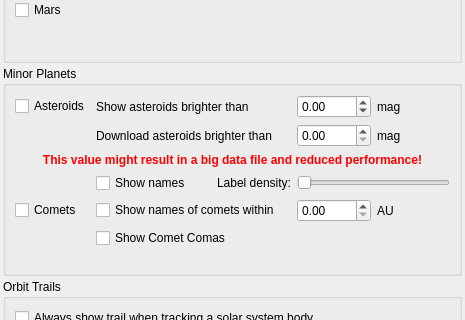
KDE/kstars, file kstars/options/opssolarsystem.ui: the form before one commit; both pictures show x 0 to 465 and y 163 to 483 of the 465 by 644 pixel window.
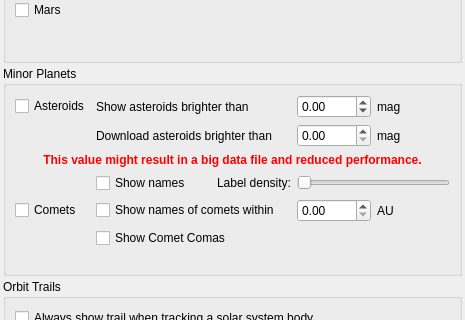
The form after the commit. Custom widgets are drawn as their Qt base class.

```diff
--- a/kstars/options/opssolarsystem.ui
+++ b/kstars/options/opssolarsystem.ui
@@ -346,7 +346,7 @@
            <string notr="true">color:red; font-weight:bold;</string>
           </property>
           <property name="text">
-           <string>This value might result in a big data file and reduced performance!</string>
+           <string>This value might result in a big data file and reduced performance.</string>
           </property>
           <property name="alignment">
            <set>Qt::AlignCenter</set>
```
